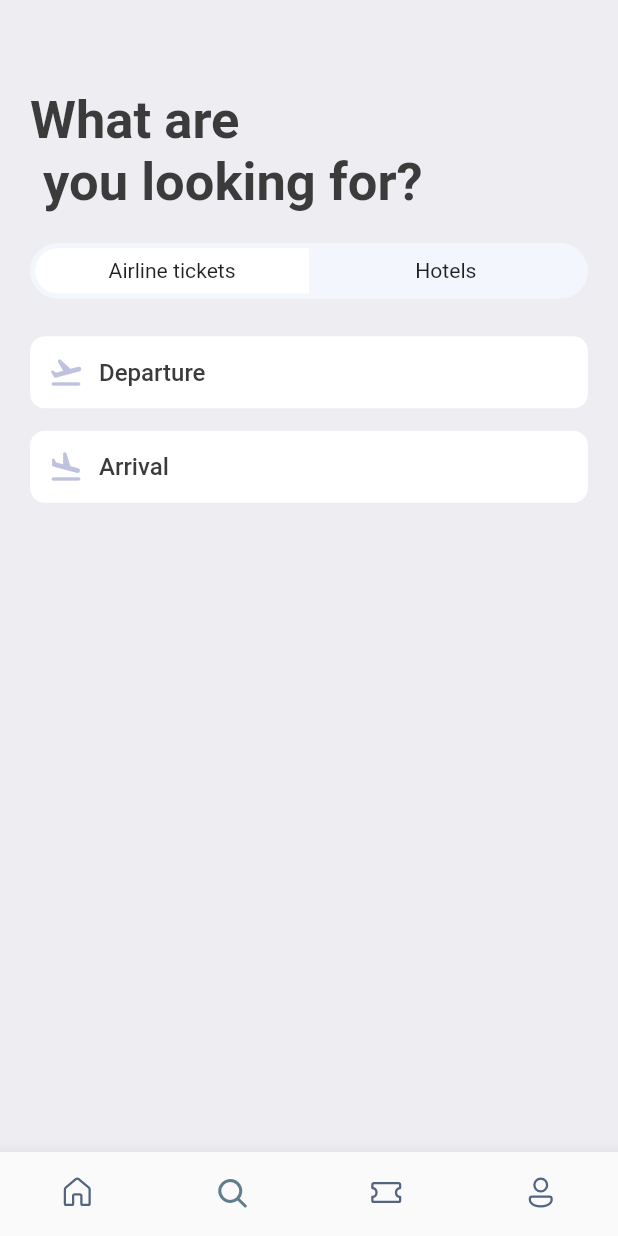
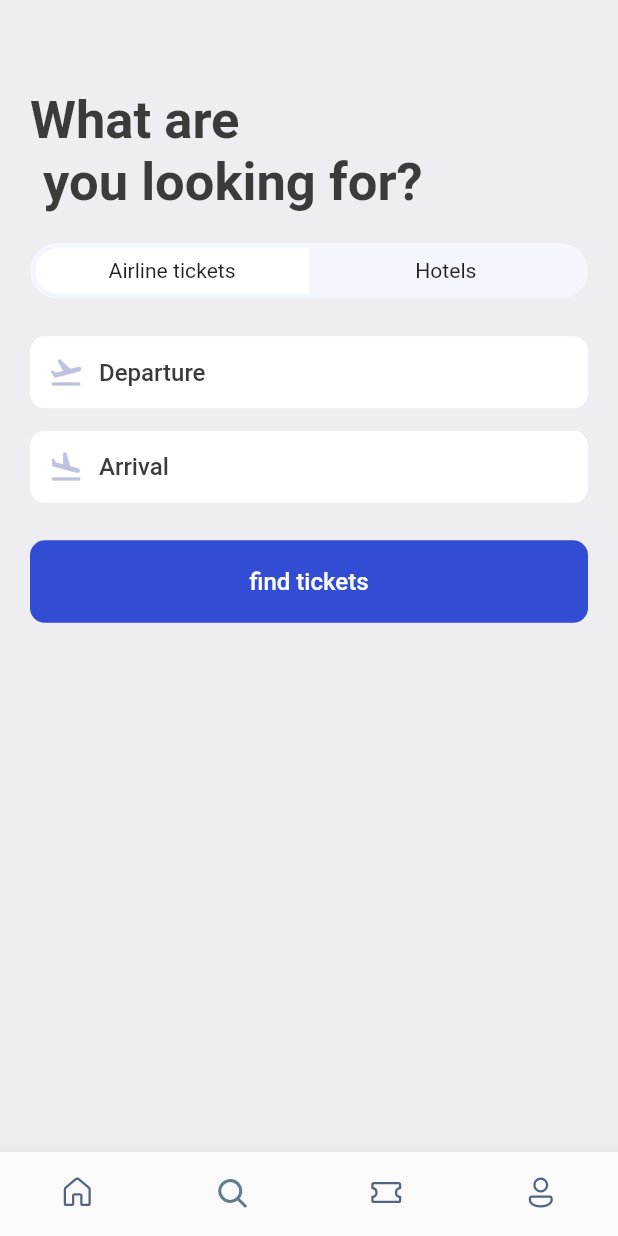
Before and after one commit to Deonorla/Book_Ticket, a Flutter app: the screen it shows after launch, item 2 of the bottom bar chosen, on a phone screen of 412 x 824 dp. Run offline on Flutter 3.47's test engine with Material 2 defaults, Android fonts, the phone set to English and light mode, and no system bars; our stand-ins replace fluentui_icons, gap, get.

```diff
--- a/lib/screens/search_screen.dart
+++ b/lib/screens/search_screen.dart
@@ -60,6 +60,22 @@ class SearchScreen extends StatelessWidget{
             const AppIconText(icon: Icons.flight_takeoff_rounded, text: 'Departure'),
             Gap(AppLayout.getHeight(15)),
             const AppIconText(icon: Icons.flight_land_rounded, text: 'Arrival '),
+          Gap(AppLayout.getHeight(25)),
+           Container(
+             padding: EdgeInsets.symmetric(
+               vertical: AppLayout.getWidth(18),
+               horizontal: AppLayout.getHeight(18)),
+             decoration: BoxDecoration(
+               color: const Color(0xD91130CE),
+               borderRadius: BorderRadius.circular(AppLayout.getWidth(10))
+             ),
+               child: Center(
+                 child: Text(
+                       "find tickets",
+                        style: Styles.textStyle.copyWith(color: Colors.white),
+                   ),
+               )
+           ),
         ],
       ),
     );
```
Also changed, not shown: lib/screens/home_screen.dart (+3 -24 lines), lib/widgets/double_text_widget.dart (added, +30 -0 lines).
